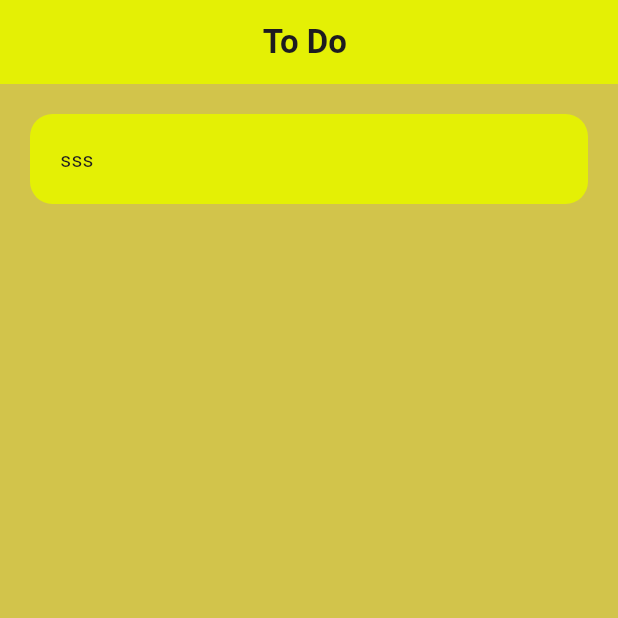
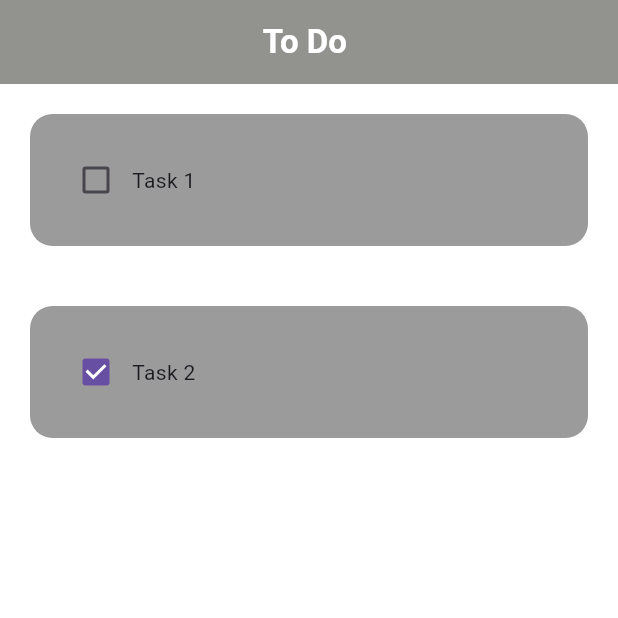
Before and after one commit to SAHILDUDHAL21/To-Do, a Flutter app: the screen it shows after launch, on a phone screen of 412 x 824 dp, the top half of it. Run offline on Flutter 3.47's test engine with Material 3 defaults, Android fonts, the phone set to English and light mode, and no system bars.

Commit message:
UI Update

```diff
--- a/lib/home_page.dart
+++ b/lib/home_page.dart
@@ -12,17 +12,26 @@ class _MyWidgetState extends State<HomePage> {
   @override
   Widget build(BuildContext context) {
     return Scaffold(
-      backgroundColor: Color.fromARGB(255, 210, 196, 75),
+      backgroundColor: Color.fromARGB(255, 255, 255, 255),
       appBar: AppBar(
         title: const Text(
           'To Do ',
-          style: TextStyle(fontWeight: FontWeight.bold),
+          style: TextStyle(fontWeight: FontWeight.bold, color: Colors.white),
         ),
         centerTitle: true,
-        backgroundColor: Color.fromARGB(255, 228, 240, 5),
+        backgroundColor: Color.fromARGB(255, 146, 146, 143),
         elevation: 0,
       ),
-      body: ListView(children: [ToDoTile()]),
+      body: ListView(
+        children: [
+          ToDoTile(
+            taskName: 'Task 1',
+            taskCompleted: false,
+            onChanged: (p0) {},
+          ),
+          ToDoTile(taskName: 'Task 2', taskCompleted: true, onChanged: (p0) {}),
+        ],
+      ),
     );
   }
 }
--- a/lib/main.dart
+++ b/lib/main.dart
@@ -11,7 +11,7 @@ class MyApp extends StatelessWidget {
     return MaterialApp(
       debugShowCheckedModeBanner: false,
       home: HomePage(),
-      theme: ThemeData(primarySwatch: Colors.yellow),
+      //theme: ThemeData(primarySwatch: Colors.blue),
     );
   }
 }
--- a/lib/utils/to_do_tile.dart
+++ b/lib/utils/to_do_tile.dart
@@ -1,7 +1,16 @@
 import 'package:flutter/material.dart';
 
 class ToDoTile extends StatelessWidget {
-  const ToDoTile({super.key});
+  final String taskName;
+  final bool taskCompleted;
+  Function(bool?)? onChanged;
+
+  ToDoTile({
+    super.key,
+    required this.taskName,
+    required this.taskCompleted,
+    this.onChanged,
+  });
 
   @override
   Widget build(BuildContext context) {
@@ -11,13 +20,13 @@ class ToDoTile extends StatelessWidget {
         padding: const EdgeInsets.all(20),
         child: Row(
           children: [
-            //Checkbox(value: value, onChanged: onChanged),
+            Checkbox(value: taskCompleted, onChanged: onChanged),
             //task name
-            Text("sss"),
+            Text(taskName),
           ],
         ),
         decoration: BoxDecoration(
-          color: Color.fromARGB(255, 228, 240, 5),
+          color: Color.fromARGB(255, 155, 155, 155),
           borderRadius: BorderRadius.circular(15),
         ),
       ),
```
